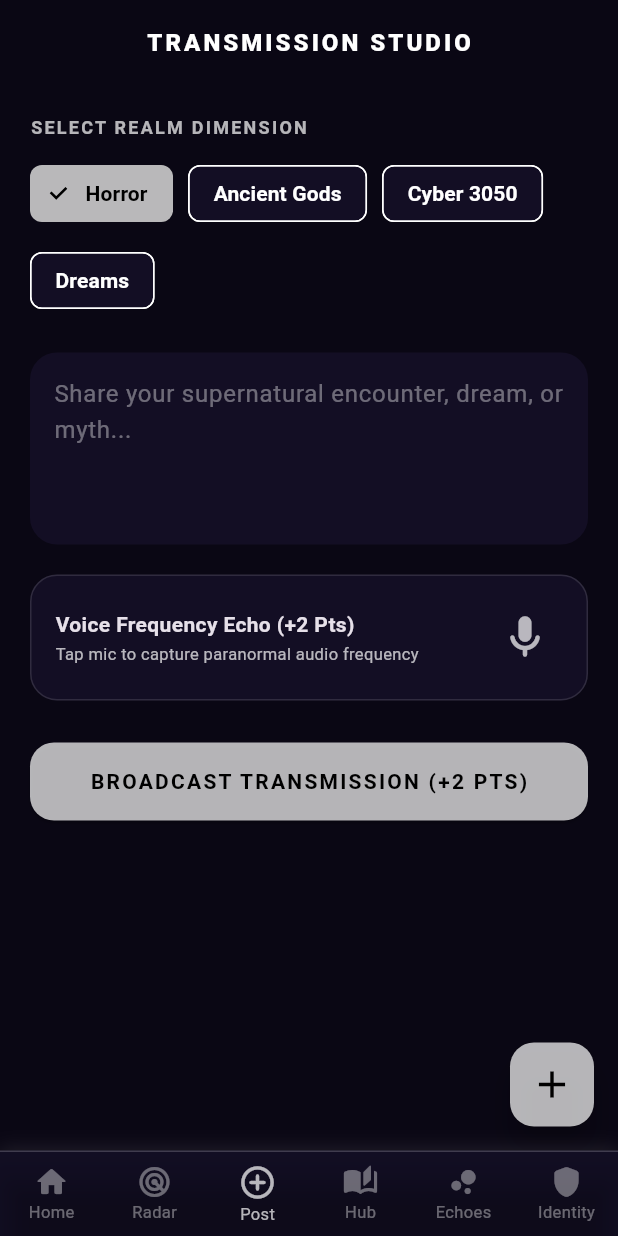
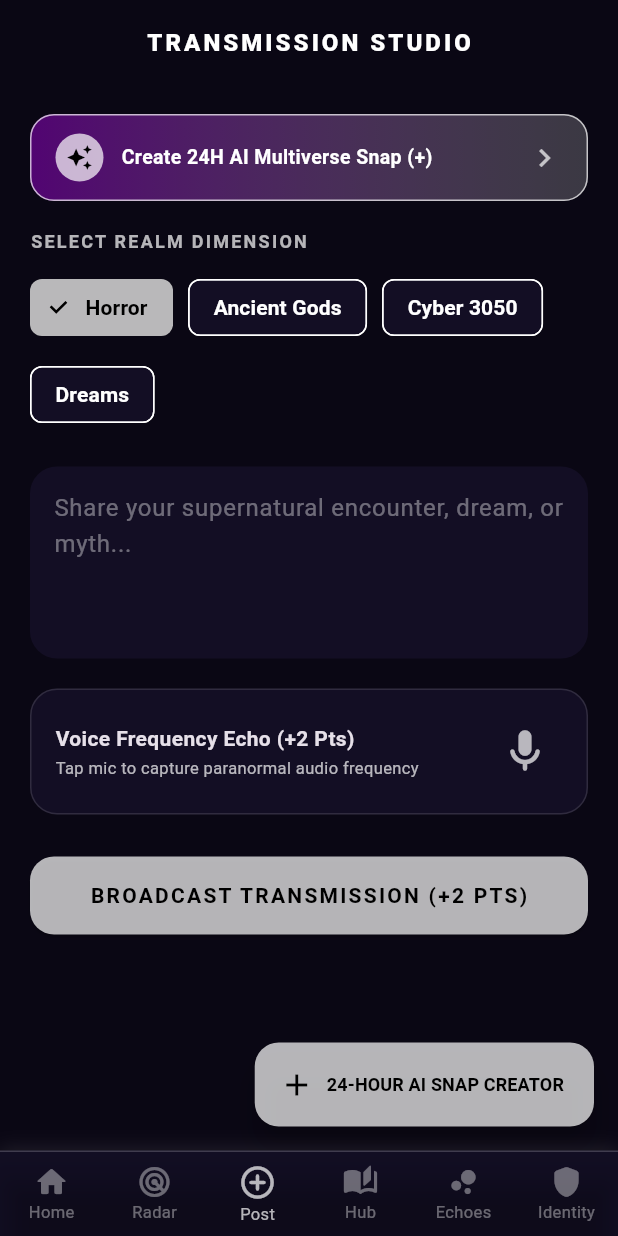
Before and after one commit to MohitSharma0321/avatar-app, a Flutter app: the screen it shows once a user with an empty profile is signed in, item 3 of the bottom bar chosen, on a phone screen of 412 x 824 dp. Run offline on Flutter 3.47's test engine with Material 3 defaults, Android fonts, the phone set to English and light mode, and no system bars; our stand-ins replace audioplayers, cloud_firestore, firebase_auth, firebase_core, flutter_local_notifications, google_mobile_ads and 4 more; missing offline and left inert: record; accounts and stored records are empty.

Commit message:
Update language translation keys and comments

```diff
--- a/lib/main.dart
+++ b/lib/main.dart
@@ -62,7 +62,7 @@ void main() async {
 }
 
 // ==================================================
-// GLOBAL LANGUAGE TRANSLATION ENGINE (FULLY REACTIVE)
+// GLOBAL MULTILINGUAL TRANSLATION ENGINE (ALL 15 LANGUAGES)
 // ==================================================
 class AppLanguage {
   static final ValueNotifier<String> currentLang = ValueNotifier<String>('English');
@@ -105,7 +105,8 @@ class AppLanguage {
       'creator_stories': 'Creator Stories & News', 'daily_questions': 'Daily 20 Questions (8 PM)', 'publish_lore': 'PUBLISH LORE',
       'solve_btn': 'ANSWER SOLUTION', 'solved_tag': 'SOLVED (8 PM SPOTLIGHT)', 'pending_tag': 'PENDING ORACLE',
       'ai_friend_title': 'Avatar Friend (AI Companion)', 'ai_friend_sub': 'Multilingual AI Oracle • Always Online',
-      'active_perks': 'ACTIVE PERKS & ARTIFACTS', 'artifact_vault': 'ARTIFACT VAULT (TAP REALM TO OPEN)'
+      'active_perks': 'ACTIVE PERKS & ARTIFACTS', 'artifact_vault': 'ARTIFACT VAULT (TAP REALM TO OPEN)',
+      'no_transmissions': 'No transmissions in this dimension yet.', 'create_snap_banner': 'Create 24H AI Multiverse Snap (+)',
     },
     'Hindi': {
       'home': 'होम', 'radar': 'रडार', 'post': 'पोस्ट', 'hub': 'हब', 'echoes': 'इकोस', 'identity': 'पहचान',
@@ -126,8 +127,42 @@ class AppLanguage {
       'creator_stories': 'क्रिएटर कथाएं और समाचार', 'daily_questions': 'दैनिक 20 प्रश्न (रात 8 बजे)', 'publish_lore': 'कथा प्रकाशित करें',
       'solve_btn': 'समाधान प्रदान करें', 'solved_tag': 'हल किया गया (रात 8 बजे)', 'pending_tag': 'प्रतीक्षारत प्रश्न',
       'ai_friend_title': 'अवतार मित्र (AI साथी)', 'ai_friend_sub': 'बहुभाषी AI साथी • हमेशा ऑनलाइन',
-      'active_perks': 'सक्रिय शक्तियां और अनलॉक तत्व', 'artifact_vault': 'रहस्यमयी वॉल्ट (खोलने के लिए टैप करें)'
+      'active_perks': 'सक्रिय शक्तियां और अनलॉक तत्व', 'artifact_vault': 'रहस्यमयी वॉल्ट (खोलने के लिए टैप करें)',
+      'no_transmissions': 'इस आयाम में अभी कोई ट्रांसमिशन नहीं है।', 'create_snap_banner': '24 घंटे का AI स्नैप बनाएं (+)',
     },
+    'Arabic': {
+      'home': 'الرئيسية', 'radar': 'الرادار', 'post': 'نشر', 'hub': 'المركز', 'echoes': 'الصدى', 'identity': 'الهوية',
+      'select_realm': 'اختر بُعد العوالم', 'share_hint': 'شارك تجربتك الخارقة أو حلمك...',
+      'voice_echo': 'صدى تردد الصوت (+2 نقطة)', 'voice_tap': 'اضغط للتسجيل الصوتي',
+      'broadcast_btn': 'بث الإرسال (+2 نقطة)', 'witnessed': 'مشاهدات', 'deciphered': 'مفكوك الرموز',
+      'all': 'الكل', 'horror': 'رعب', 'ancient_gods': 'آلهة قديمة', 'cyber_3050': 'سايبر 3050', 'dreams': 'أحلام',
+      'sponsored': 'برعاية', 'featured': 'إرسال مميز', 'search_lang': 'ابحث عن اللغة...', 'select_lang': 'اختر اللغة العالمية',
+      'online': 'متصل', 'offline': 'غير متصل', 'typing': 'يكتب الآن...', 'snap_feed': 'خلاصة لقطات الذكاء الاصطناعي 24 ساعة',
+      'snap_creator': 'صانع لقطات الذكاء الاصطناعي', 'create_snap_banner': 'إنشاء لقطة ذكاء اصطناعي 24 ساعة (+)',
+      'no_transmissions': 'لا توجد إرسالات في هذا البعد بعد.', 'active_perks': 'الميزات والرموز النشطة', 'artifact_vault': 'خزينة الآثار'
+    },
+    'Russian': {
+      'home': 'Главная', 'radar': 'Радар', 'post': 'Пост', 'hub': 'Хаб', 'echoes': 'Эхо', 'identity': 'Профиль',
+      'select_realm': 'ВЫБЕРИТЕ ИЗМЕРЕНИЕ', 'share_hint': 'Поделитесь мистическим опытом или сном...',
+      'voice_echo': 'Голосовое Эхо (+2 Очка)', 'voice_tap': 'Нажмите для записи частоты',
+      'broadcast_btn': 'ТРАНСЛИРОВАТЬ (+2 ОЧКА)', 'witnessed': 'Замечено', 'deciphered': 'Расшифровано',
+      'all': 'Все', 'horror': 'Ужасы', 'ancient_gods': 'Древние Боги', 'cyber_3050': 'Кибер 3050', 'dreams': 'Сны',
+      'sponsored': 'Реклама', 'featured': 'Популярная передача', 'search_lang': 'Поиск языка...', 'select_lang': 'Выберите язык',
+      'online': 'В сети', 'offline': 'Не в сети', 'typing': 'печатает...', 'snap_feed': '24-часовая AI Лента Снапов',
+      'snap_creator': 'СОЗДАТЕЛЬ 24Ч AI СНАПОВ', 'create_snap_banner': 'Создать 24ч AI Снап (+)',
+      'no_transmissions': 'В этом измерении пока нет передач.', 'active_perks': 'АКТИВНЫЕ ПЕРКИ И АРТЕФАКТЫ', 'artifact_vault': 'ХРАНИЛИЩЕ АРТЕФАКТОВ'
+    },
+    'Spanish': {
+      'home': 'Inicio', 'radar': 'Radar', 'post': 'Publicar', 'hub': 'Centro', 'echoes': 'Ecos', 'identity': 'Identidad',
+      'select_realm': 'SELECCIONAR DIMENSIÓN', 'share_hint': 'Comparte tu encuentro sobrenatural o sueño...',
+      'voice_echo': 'Eco de Frecuencia de Voz (+2 Pts)', 'voice_tap': 'Toca el micrófono para grabar',
+      'broadcast_btn': 'TRANSMITIR (+2 PTS)', 'witnessed': 'Presenciado', 'deciphered': 'Descifrado',
+      'all': 'Todos', 'horror': 'Terror', 'ancient_gods': 'Dioses Antiguos', 'cyber_3050': 'Cyber 3050', 'dreams': 'Sueños',
+      'sponsored': 'Patrocinado', 'featured': 'Transmisión destacada', 'search_lang': 'Buscar idioma...', 'select_lang': 'Seleccionar idioma global',
+      'online': 'En línea', 'offline': 'Desconectado', 'typing': 'escribiendo...', 'snap_feed': 'FEED DE SNAPS DE IA 24H',
+      'snap_creator': 'CREADOR DE SNAPS DE IA 24H', 'create_snap_banner': 'Crear Snap de IA 24H (+)',
+      'no_transmissions': 'No hay transmisiones en esta dimensión aún.', 'active_perks': 'VENTAJAS Y ARTEFACTOS ACTIVOS', 'artifact_vault': 'BÓVEDA DE ARTEFACTOS'
+    }
   };
 
   static String tr(String key) {
@@ -148,6 +183,7 @@ class AvatarApp extends StatelessWidget {
       valueListenable: AppLanguage.currentLang,
       builder: (context, lang, _) {
         return MaterialApp(
+          key: ValueKey(lang), // 🔥 Forces instant top-to-bottom re-render on language toggle
           title: 'Avatar',
           debugShowCheckedModeBanner: false,
           theme: ThemeData.dark().copyWith(
@@ -228,7 +264,7 @@ class AvatarAIEngine {
 }
 
 // ==================================================
-// INSTAGRAM / FACEBOOK STYLE NATIVE ADVANCED AD WIDGET
+// INSTAGRAM STYLE NATIVE ADVANCED AD WIDGET
 // ==================================================
 class InFeedAdWidget extends StatefulWidget {
   const InFeedAdWidget({super.key});
@@ -1193,7 +1229,7 @@ class RealmsFeedScreen extends StatelessWidget {
                       children: [
                         Icon(Icons.satellite_alt_rounded, size: 50, color: Colors.white.withOpacity(0.2)),
                         const SizedBox(height: 12),
-                        Text('No transmissions in $selectedRealm yet.', style: const TextStyle(color: Colors.white38)),
+                        Text(AppLanguage.tr('no_transmissions'), style: const TextStyle(color: Colors.white38)),
                       ],
                     ),
                   );
@@ -1203,7 +1239,6 @@ class RealmsFeedScreen extends StatelessWidget {
                   itemCount: docs.length,
                   itemBuilder: (context, i) {
                     final data = docs[i].data() as Map<String, dynamic>;
-                    // 🌟 Social Media In-Feed Native Ad (Render on 3rd & every 4th index)
                     final bool shouldShowInFeedAd = (i != 0 && (i % 3 == 0));
 
                     return Column(
@@ -2250,18 +2285,43 @@ class _TransmissionStudioScreenState extends State<TransmissionStudioScreen> {
     return Scaffold(
       backgroundColor: kVoidBlack,
       appBar: AppBar(backgroundColor: kVoidBlack, elevation: 0, title: const Text('TRANSMISSION STUDIO', style: TextStyle(fontWeight: FontWeight.w900, letterSpacing: 2, fontSize: 16)), centerTitle: true),
-      // 🌟 DIRECT HIGH-RESPONSIVE FLOATING BUTTON
-      floatingActionButton: FloatingActionButton(
+      // 🔥 ZERO-CONFLICT DIRECT RESPONSIVE FLOATING BUTTON
+      floatingActionButton: FloatingActionButton.extended(
         backgroundColor: widget.accentColor,
         elevation: 8,
         onPressed: () => _open24hThoughtCreator(context),
-        child: const Icon(Icons.add, color: Colors.black, size: 30),
+        icon: const Icon(Icons.add, color: Colors.black, size: 24),
+        label: Text(AppLanguage.tr('snap_creator'), style: const TextStyle(color: Colors.black, fontWeight: FontWeight.bold, fontSize: 12)),
       ),
       body: SingleChildScrollView(
         padding: const EdgeInsets.all(20),
         child: Column(
           crossAxisAlignment: CrossAxisAlignment.start,
           children: [
+            // 🌟 1-TAP INSTANT SNAP LAUNCH BANNER
+            GestureDetector(
+              onTap: () => _open24hThoughtCreator(context),
+              child: Container(
+                padding: const EdgeInsets.symmetric(horizontal: 16, vertical: 12),
+                margin: const EdgeInsets.only(bottom: 18),
+                decoration: BoxDecoration(
+                  gradient: LinearGradient(colors: [kNeonPurple.withOpacity(0.4), widget.accentColor.withOpacity(0.2)]),
+                  borderRadius: BorderRadius.circular(16),
+                  border: Border.all(color: widget.accentColor),
+                ),
+                child: Row(
+                  children: [
+                    CircleAvatar(backgroundColor: widget.accentColor, radius: 16, child: const Icon(Icons.auto_awesome, size: 18, color: Colors.black)),
+                    const SizedBox(width: 12),
+                    Expanded(
+                      child: Text(AppLanguage.tr('create_snap_banner'), style: const TextStyle(color: Colors.white, fontWeight: FontWeight.bold, fontSize: 13)),
+                    ),
+                    const Icon(Icons.chevron_right, color: Colors.white70),
+                  ],
+                ),
+              ),
+            ),
+
             StreamBuilder<QuerySnapshot>(
               stream: FirebaseFirestore.instance.collection('daily_snaps').where('expiresAt', isGreaterThan: nowMillis).snapshots(),
               builder: (ctx, snap) {
```
